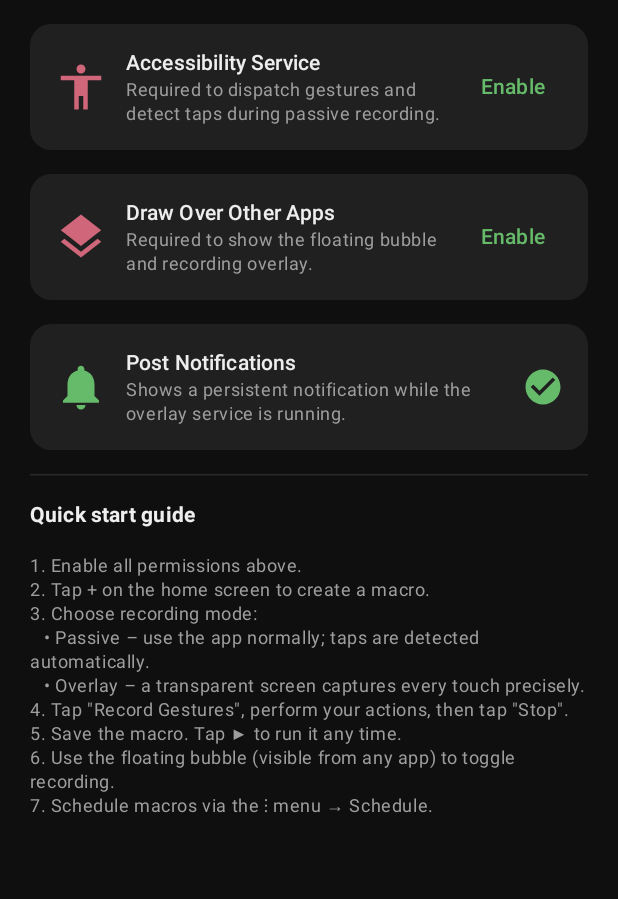
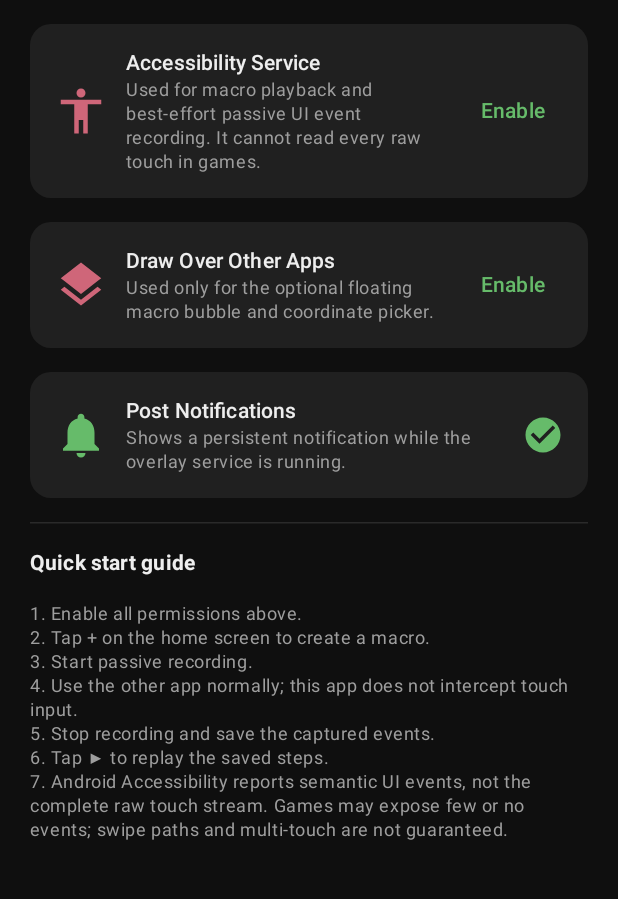
Before and after one commit to thanhtuanlk2008-collab/Realtime-Touch-Imitation, an Android app built with Jetpack Compose: the OnboardingScreen screen opened through its navigation route, on a phone screen of 412 x 824 dp, the part 198-1097 px from its top. Run offline under Robolectric (Android 15) with nearby library versions, the phone set to English and light mode, and no system bars; our stand-ins replace Room's generated code.

Commit message:
Update onboarding for passive recording

```diff
--- a/app/src/main/java/com/borgorninja/androtask/ui/OnboardingScreen.kt
+++ b/app/src/main/java/com/borgorninja/androtask/ui/OnboardingScreen.kt
@@ -80,7 +80,7 @@ fun OnboardingScreen(navController: NavController) {
             PermissionRow(
                 icon     = Icons.Default.Accessibility,
                 title    = "Accessibility Service",
-                desc     = "Required to dispatch gestures and detect taps during passive recording.",
+                desc     = "Used for macro playback and best-effort passive UI event recording. It cannot read every raw touch in games.",
                 granted  = accessOk,
                 onEnable = { context.startActivity(Intent(Settings.ACTION_ACCESSIBILITY_SETTINGS)) }
             )
@@ -88,7 +88,7 @@ fun OnboardingScreen(navController: NavController) {
             PermissionRow(
                 icon     = Icons.Default.Layers,
                 title    = "Draw Over Other Apps",
-                desc     = "Required to show the floating bubble and recording overlay.",
+                desc     = "Used only for the optional floating macro bubble and coordinate picker.",
                 granted  = overlayOk,
                 onEnable = {
                     context.startActivity(Intent(
@@ -142,13 +142,11 @@ fun OnboardingScreen(navController: NavController) {
             Text("""
 1. Enable all permissions above.
 2. Tap + on the home screen to create a macro.
-3. Choose recording mode:
-   • Passive – use the app normally; taps are detected automatically.
-   • Overlay – a transparent screen captures every touch precisely.
-4. Tap "Record Gestures", perform your actions, then tap "Stop".
-5. Save the macro. Tap ▶ to run it any time.
-6. Use the floating bubble (visible from any app) to toggle recording.
-7. Schedule macros via the ⋮ menu → Schedule.
+3. Start passive recording.
+4. Use the other app normally; this app does not intercept touch input.
+5. Stop recording and save the captured events.
+6. Tap ▶ to replay the saved steps.
+7. Android Accessibility reports semantic UI events, not the complete raw touch stream. Games may expose few or no events; swipe paths and multi-touch are not guaranteed.
             """.trimIndent(),
                 style = MaterialTheme.typography.bodySmall, color = OnBgVariant)
         }
```
